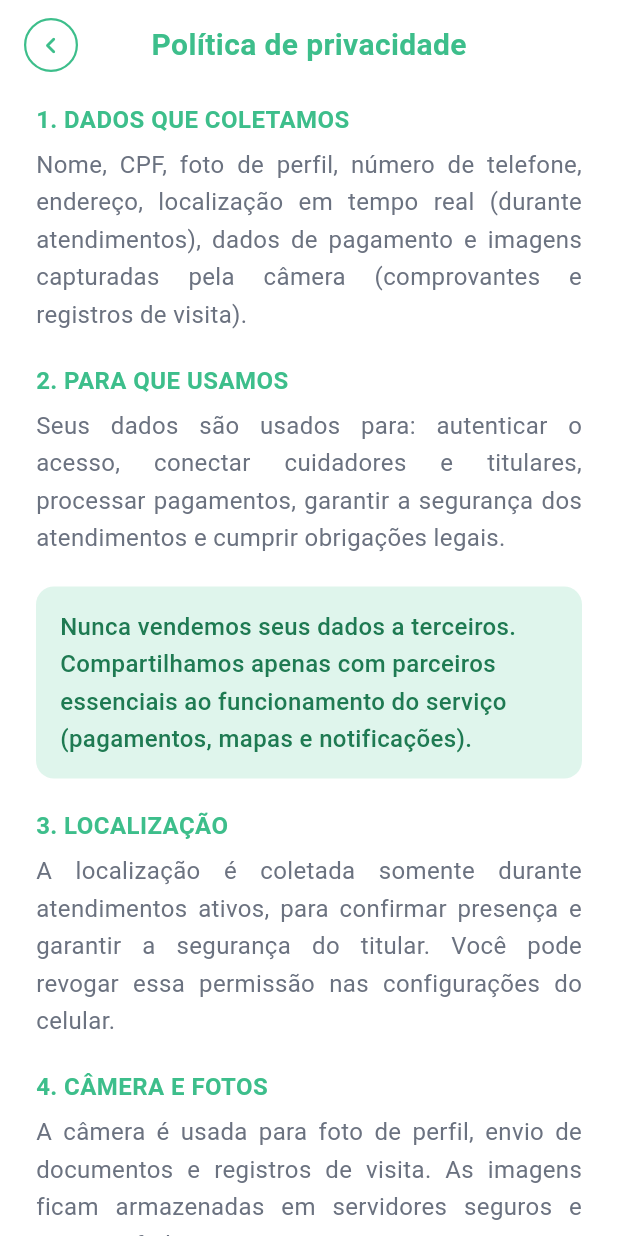
After one commit to guiresteves/CicloCare, a Flutter app: the PrivacyScreen screen opened by its route, on a phone screen of 412 x 824 dp. The commit adds this screen. Run offline on Flutter 3.47's test engine with Material 3 defaults, Android fonts, the phone set to English and light mode, and no system bars; Roboto replaces fonts that are missing (Poppins).

Commit message:
feat: implementa as telas de Política de Privacidade e Termo e Condições

```diff
--- a/lib/core/constants/app_routes.dart
+++ b/lib/core/constants/app_routes.dart
@@ -2,7 +2,9 @@ class AppRoutes {
   AppRoutes._();
 
   static const String onboarding = '/';
-  static const String login = '/login';
-  static const String register = '/register';
-  static const String home = '/home';
+  static const String login      = '/login';
+  static const String register   = '/register';
+  static const String terms      = '/terms';
+  static const String privacy    = '/privacy';
+  static const String home       = '/home';
 }
--- /dev/null
+++ b/lib/features/auth/screens/privacy_screen.dart
@@ -0,0 +1,197 @@
+import 'package:flutter/material.dart';
+import '../../../core/theme/app_colors.dart';
+
+class PrivacyScreen extends StatelessWidget {
+  const PrivacyScreen({super.key});
+
+  @override
+  Widget build(BuildContext context) {
+    return Scaffold(
+      backgroundColor: Colors.white,
+      body: SafeArea(
+        child: Column(
+          children: [
+            // ── Header ───────────────────────────────────────────────
+            Padding(
+              padding: const EdgeInsets.symmetric(horizontal: 16, vertical: 12),
+              child: Stack(
+                alignment: Alignment.center,
+                children: [
+                  Align(
+                    alignment: Alignment.centerLeft,
+                    child: GestureDetector(
+                      onTap: () => Navigator.pop(context),
+                      child: Container(
+                        width: 36,
+                        height: 36,
+                        decoration: BoxDecoration(
+                          shape: BoxShape.circle,
+                          border: Border.all(color: AppColors.primary, width: 1.5),
+                        ),
+                        child: const Icon(
+                          Icons.chevron_left_rounded,
+                          color: AppColors.primary,
+                          size: 22,
+                        ),
+                      ),
+                    ),
+                  ),
+                  const Text(
+                    'Política de privacidade',
+                    style: TextStyle(
+                      fontSize: 20,
+                      fontWeight: FontWeight.w700,
+                      color: AppColors.primary,
+                    ),
+                  ),
+                ],
+              ),
+            ),
+
+            // ── Conteúdo ─────────────────────────────────────────────
+            Expanded(
+              child: SingleChildScrollView(
+                padding: const EdgeInsets.fromLTRB(24, 8, 24, 32),
+                child: Column(
+                  crossAxisAlignment: CrossAxisAlignment.start,
+                  children: [
+                    _Section(
+                      number: '1.',
+                      title: 'DADOS QUE COLETAMOS',
+                      body:
+                          'Nome, CPF, foto de perfil, número de telefone, endereço, localização em tempo real (durante atendimentos), dados de pagamento e imagens capturadas pela câmera (comprovantes e registros de visita).',
+                    ),
+                    _Section(
+                      number: '2.',
+                      title: 'PARA QUE USAMOS',
+                      body:
+                          'Seus dados são usados para: autenticar o acesso, conectar cuidadores e titulares, processar pagamentos, garantir a segurança dos atendimentos e cumprir obrigações legais.',
+                    ),
+
+                    // Card destaque verde
+                    _HighlightCard(
+                      text:
+                          'Nunca vendemos seus dados a terceiros. Compartilhamos apenas com parceiros essenciais ao funcionamento do serviço (pagamentos, mapas e notificações).',
+                    ),
+
+                    _Section(
+                      number: '3.',
+                      title: 'LOCALIZAÇÃO',
+                      body:
+                          'A localização é coletada somente durante atendimentos ativos, para confirmar presença e garantir a segurança do titular. Você pode revogar essa permissão nas configurações do celular.',
+                    ),
+                    _Section(
+                      number: '4.',
+                      title: 'CÂMERA E FOTOS',
+                      body:
+                          'A câmera é usada para foto de perfil, envio de documentos e registros de visita. As imagens ficam armazenadas em servidores seguros e criptografados.',
+                    ),
+                    _Section(
+                      number: '5.',
+                      title: 'PAGAMENTOS',
+                      body:
+                          'Dados financeiros são processados por gateways certificados. O CicloCare não armazena números de cartão em seus servidores.',
+                    ),
+                    _Section(
+                      number: '6.',
+                      title: 'SEUS DIREITOS (LGPD)',
+                      body:
+                          'Você pode a qualquer momento: acessar seus dados, corrigir informações, solicitar a exclusão da conta e revogar o consentimento. Basta acessar "Minha conta" no app.',
+                    ),
+                  ],
+                ),
+              ),
+            ),
+          ],
+        ),
+      ),
+    );
+  }
+}
+
+// ── Widgets internos ──────────────────────────────────────────────────────────
+
+class _Section extends StatelessWidget {
+  final String number;
+  final String title;
+  final String body;
+
+  const _Section({
+    required this.number,
+    required this.title,
+    required this.body,
+  });
+
+  @override
+  Widget build(BuildContext context) {
+    return Padding(
+      padding: const EdgeInsets.only(bottom: 20),
+      child: Column(
+        crossAxisAlignment: CrossAxisAlignment.start,
+        children: [
+          Row(
+            crossAxisAlignment: CrossAxisAlignment.start,
+            children: [
+              Text(
+                '$number ',
+                style: const TextStyle(
+                  fontSize: 16,
+                  fontWeight: FontWeight.w700,
+                  color: AppColors.primary,
+                ),
+              ),
+              Expanded(
+                child: Text(
+                  title,
+                  style: const TextStyle(
+                    fontSize: 16,
+                    fontWeight: FontWeight.w700,
+                    color: AppColors.primary,
+                    letterSpacing: 0.3,
+                  ),
+                ),
+              ),
+            ],
+          ),
+          const SizedBox(height: 6),
+          Text(
+            body,
+            textAlign: TextAlign.justify,
+            style: const TextStyle(
+              fontSize: 16,
+              color: AppColors.textSecondary,
+              height: 1.55,
+            ),
+          ),
+        ],
+      ),
+    );
+  }
+}
+
+class _HighlightCard extends StatelessWidget {
+  final String text;
+  const _HighlightCard({required this.text});
+
+  @override
+  Widget build(BuildContext context) {
+    return Container(
+      width: double.infinity,
+      margin: const EdgeInsets.only(bottom: 20),
+      padding: const EdgeInsets.symmetric(horizontal: 16, vertical: 14),
+      decoration: BoxDecoration(
+        color: const Color(0xFFDFF5EC),
+        borderRadius: BorderRadius.circular(12),
+      ),
+      child: Text(
+        text,
+        style: const TextStyle(
+          fontSize: 16,
+          color: Color(0xFF1E7A52),
+          fontWeight: FontWeight.w500,
+          height: 1.55,
+        ),
+      ),
+    );
+  }
+}
--- a/lib/features/auth/screens/register_screen.dart
+++ b/lib/features/auth/screens/register_screen.dart
@@ -245,7 +245,7 @@ class _RegisterScreenState extends State<RegisterScreen> {
                                   const TextSpan(text: 'Li e concordo com os e '),
                                   WidgetSpan(
                                     child: GestureDetector(
-                                      onTap: () {},
+                                      onTap: () => Navigator.pushNamed(context, AppRoutes.terms),
                                       child: const Text(
                                         'Termos e Condições',
                                         style: TextStyle(
@@ -259,7 +259,7 @@ class _RegisterScreenState extends State<RegisterScreen> {
                                   const TextSpan(text: ' e com a '),
                                   WidgetSpan(
                                     child: GestureDetector(
-                                      onTap: () {},
+                                      onTap: () => Navigator.pushNamed(context, AppRoutes.privacy),
                                       child: const Text(
                                         'Política de Privacidade',
                                         style: TextStyle(
--- a/lib/main.dart
+++ b/lib/main.dart
@@ -5,6 +5,8 @@ import 'features/auth/screens/onboarding_screen.dart';
 import 'features/auth/screens/login_screen.dart';
 import 'features/auth/screens/register_screen.dart';
 import 'features/home/screens/home_screen.dart';
+import 'features/auth/screens/terms_screen.dart';
+import 'features/auth/screens/privacy_screen.dart';
 
 void main() {
   runApp(const CicloCareApp());
@@ -24,6 +26,8 @@ class CicloCareApp extends StatelessWidget {
         AppRoutes.onboarding: (_) => const OnboardingScreen(),
         AppRoutes.login: (_) => const LoginScreen(),
         AppRoutes.register: (_) => const RegisterScreen(),
+        AppRoutes.terms: (_) => const TermsScreen(),
+        AppRoutes.privacy: (_) => const PrivacyScreen(),
         AppRoutes.home: (_) => const HomeScreen(),
       },
     );
```
Also changed, not shown: lib/features/auth/screens/terms_screen.dart (added, +200 -0 lines).
